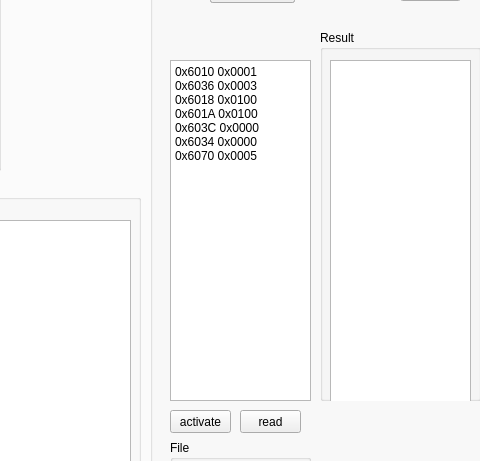
The window that mvmecontrol.ui (flueke/mvme) describes before a commit, drawn with Qt 5; both pictures show x 482 to 962 and y 136 to 597 of the 1048 by 750 pixel window.
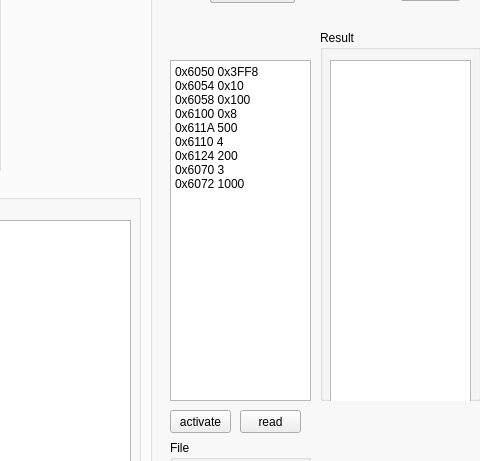
The same window after the commit.

```diff
--- a/mvmecontrol.ui
+++ b/mvmecontrol.ui
@@ -870,14 +870,15 @@
 &lt;html&gt;&lt;head&gt;&lt;meta name=&quot;qrichtext&quot; content=&quot;1&quot; /&gt;&lt;style type=&quot;text/css&quot;&gt;
 p, li { white-space: pre-wrap; }
 &lt;/style&gt;&lt;/head&gt;&lt;body style=&quot; font-family:'MS Shell Dlg 2'; font-size:9pt; font-weight:400; font-style:normal;&quot;&gt;
-&lt;p style=&quot; margin-top:0px; margin-bottom:0px; margin-left:0px; margin-right:0px; -qt-block-indent:0; text-indent:0px;&quot;&gt;&lt;span style=&quot; font-family:'Sans Serif';&quot;&gt;0x6010 0x0001&lt;/span&gt;&lt;/p&gt;
-&lt;p style=&quot; margin-top:0px; margin-bottom:0px; margin-left:0px; margin-right:0px; -qt-block-indent:0; text-indent:0px;&quot;&gt;&lt;span style=&quot; font-family:'Sans Serif';&quot;&gt;0x6036 0x0003&lt;/span&gt;&lt;/p&gt;
-&lt;p style=&quot; margin-top:0px; margin-bottom:0px; margin-left:0px; margin-right:0px; -qt-block-indent:0; text-indent:0px;&quot;&gt;&lt;span style=&quot; font-family:'Sans Serif';&quot;&gt;0x6018 0x0100&lt;/span&gt;&lt;/p&gt;
-&lt;p style=&quot; margin-top:0px; margin-bottom:0px; margin-left:0px; margin-right:0px; -qt-block-indent:0; text-indent:0px;&quot;&gt;&lt;span style=&quot; font-family:'Sans Serif';&quot;&gt;0x601A 0x0100&lt;/span&gt;&lt;/p&gt;
-&lt;p style=&quot; margin-top:0px; margin-bottom:0px; margin-left:0px; margin-right:0px; -qt-block-indent:0; text-indent:0px;&quot;&gt;&lt;span style=&quot; font-family:'Sans Serif';&quot;&gt;0x603C 0x0000&lt;/span&gt;&lt;/p&gt;
-&lt;p style=&quot; margin-top:0px; margin-bottom:0px; margin-left:0px; margin-right:0px; -qt-block-indent:0; text-indent:0px;&quot;&gt;&lt;span style=&quot; font-family:'Sans Serif';&quot;&gt;0x6034 0x0000&lt;/span&gt;&lt;/p&gt;
-&lt;p style=&quot; margin-top:0px; margin-bottom:0px; margin-left:0px; margin-right:0px; -qt-block-indent:0; text-indent:0px;&quot;&gt;&lt;span style=&quot; font-family:'Sans Serif';&quot;&gt;0x6070 0x0005&lt;/span&gt;&lt;/p&gt;
-&lt;p style=&quot;-qt-paragraph-type:empty; margin-top:0px; margin-bottom:0px; margin-left:0px; margin-right:0px; -qt-block-indent:0; text-indent:0px; font-family:'Sans Serif';&quot;&gt;&lt;br /&gt;&lt;/p&gt;&lt;/body&gt;&lt;/html&gt;</string>
+&lt;p style=&quot; margin-top:0px; margin-bottom:0px; margin-left:0px; margin-right:0px; -qt-block-indent:0; text-indent:0px;&quot;&gt;0x6050 0x3FF8&lt;/p&gt;
+&lt;p style=&quot; margin-top:0px; margin-bottom:0px; margin-left:0px; margin-right:0px; -qt-block-indent:0; text-indent:0px;&quot;&gt;0x6054 0x10&lt;/p&gt;
+&lt;p style=&quot; margin-top:0px; margin-bottom:0px; margin-left:0px; margin-right:0px; -qt-block-indent:0; text-indent:0px;&quot;&gt;0x6058 0x100&lt;/p&gt;
+&lt;p style=&quot; margin-top:0px; margin-bottom:0px; margin-left:0px; margin-right:0px; -qt-block-indent:0; text-indent:0px;&quot;&gt;0x6100 0x8&lt;/p&gt;
+&lt;p style=&quot; margin-top:0px; margin-bottom:0px; margin-left:0px; margin-right:0px; -qt-block-indent:0; text-indent:0px;&quot;&gt;0x611A 500&lt;/p&gt;
+&lt;p style=&quot; margin-top:0px; margin-bottom:0px; margin-left:0px; margin-right:0px; -qt-block-indent:0; text-indent:0px;&quot;&gt;0x6110 4&lt;/p&gt;
+&lt;p style=&quot; margin-top:0px; margin-bottom:0px; margin-left:0px; margin-right:0px; -qt-block-indent:0; text-indent:0px;&quot;&gt;0x6124 200&lt;/p&gt;
+&lt;p style=&quot; margin-top:0px; margin-bottom:0px; margin-left:0px; margin-right:0px; -qt-block-indent:0; text-indent:0px;&quot;&gt;0x6070 3&lt;/p&gt;
+&lt;p style=&quot; margin-top:0px; margin-bottom:0px; margin-left:0px; margin-right:0px; -qt-block-indent:0; text-indent:0px;&quot;&gt;0x6072 1000&lt;/p&gt;&lt;/body&gt;&lt;/html&gt;</string>
       </property>
       <property name="acceptRichText">
        <bool>false</bool>
```
